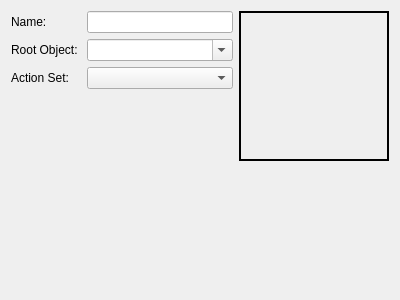
Above: Data/EditorFiles/Editors/ui/RaceEditor.ui from griusfux/conceptrpg2 before the change. Below: the same form after it.
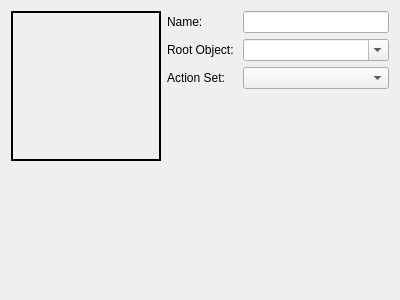
That is the form after the change.

Commit message: Tweaking the race editor layout.

Patch:
```diff
--- a/Data/EditorFiles/Editors/ui/RaceEditor.ui
+++ b/Data/EditorFiles/Editors/ui/RaceEditor.ui
@@ -15,8 +15,11 @@
   </property>
   <layout class="QVBoxLayout" name="verticalLayout">
    <item>
-    <layout class="QHBoxLayout" name="horizontalLayout">
-     <item>
+    <layout class="QFormLayout" name="formLayout">
+     <property name="fieldGrowthPolicy">
+      <enum>QFormLayout::AllNonFixedFieldsGrow</enum>
+     </property>
+     <item row="1" column="1">
       <layout class="QGridLayout" name="gridLayout">
        <item row="0" column="2">
         <widget class="QLineEdit" name="name"/>
@@ -52,22 +55,9 @@
          </property>
         </widget>
        </item>
-       <item row="4" column="2">
-        <spacer name="verticalSpacer_2">
-         <property name="orientation">
-          <enum>Qt::Vertical</enum>
-         </property>
-         <property name="sizeHint" stdset="0">
-          <size>
-           <width>20</width>
-           <height>40</height>
-          </size>
-         </property>
-        </spacer>
-       </item>
       </layout>
      </item>
-     <item>
+     <item row="1" column="0">
       <widget class="QLabel" name="race_image">
        <property name="minimumSize">
         <size>
```
The commit also changes 1 other file.
